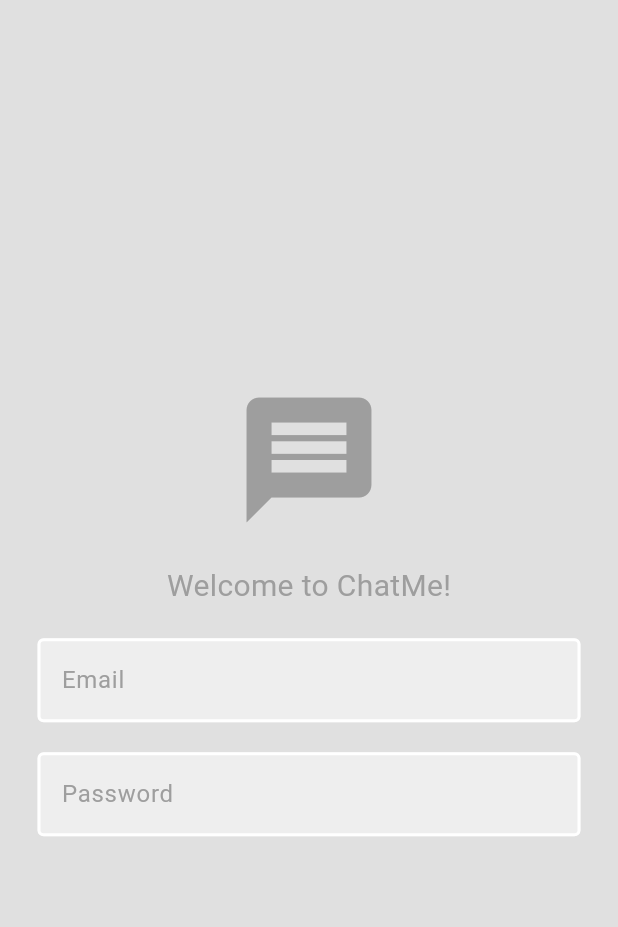
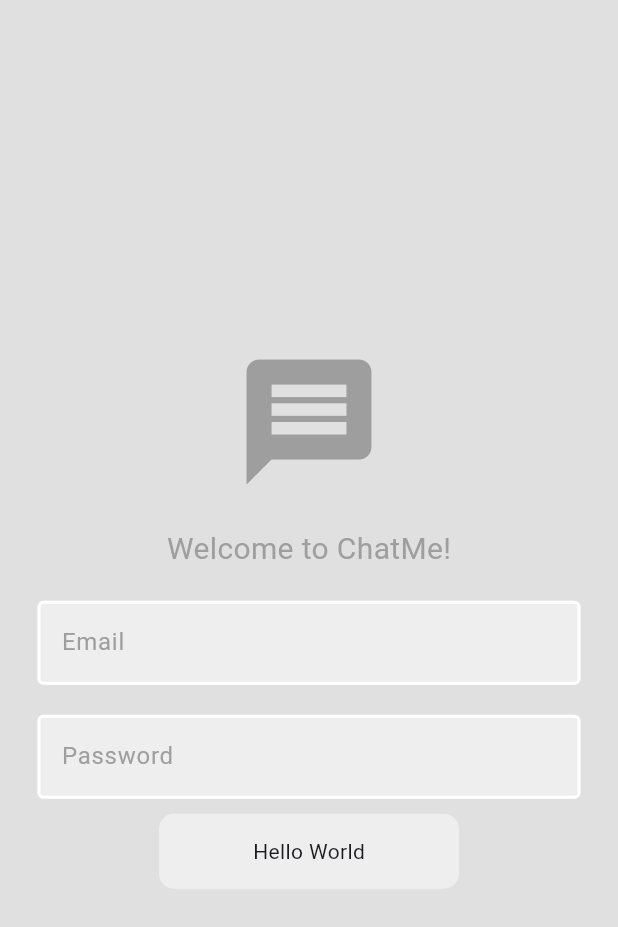
Before and after one commit to AkashChathumal69/chat_app_using_flutter, a Flutter app: the screen it shows after launch, on a phone screen of 412 x 824 dp. Shown: the top 927 px of the screen. Run offline on Flutter 3.47's test engine with Material 3 defaults, Android fonts, the phone set to English and light mode, and no system bars.

Commit message:
add button

```diff
--- /dev/null
+++ b/lib/components/button.dart
@@ -0,0 +1,18 @@
+import 'package:flutter/material.dart';
+
+class MyButton extends StatelessWidget {
+  const MyButton({super.key});
+
+  @override
+  Widget build(BuildContext context) {
+    return Container(
+      width: 200,
+      height: 50,
+      decoration: BoxDecoration(
+        color: Colors.grey.shade200,
+        borderRadius: BorderRadius.circular(10),
+      ),
+      child: Center(child: Text("Hello World")),
+    );
+  }
+}
--- a/lib/components/textfield.dart
+++ b/lib/components/textfield.dart
@@ -3,11 +3,13 @@ import 'package:flutter/material.dart';
 class CustomTextField extends StatelessWidget {
   final String hintText;
   final bool obscureText;
+  final TextEditingController controller;
 
   const CustomTextField({
     super.key,
     required this.hintText,
     required this.obscureText,
+    required this.controller,
   });
 
   @override
@@ -15,7 +17,8 @@ class CustomTextField extends StatelessWidget {
     return Padding(
       padding: const EdgeInsets.symmetric(horizontal: 25.0),
       child: TextField(
-        obscureText: false,
+        obscureText: obscureText,
+        controller: controller,
         decoration: InputDecoration(
           enabledBorder: OutlineInputBorder(
             borderSide: BorderSide(color: Colors.white, width: 2),
--- a/lib/pages/login_page.dart
+++ b/lib/pages/login_page.dart
@@ -1,8 +1,11 @@
+import 'package:chat_me/components/button.dart';
 import 'package:chat_me/components/textfield.dart';
 import 'package:flutter/material.dart';
 
 class LoginPage extends StatelessWidget {
-  const LoginPage({super.key});
+  final TextEditingController emailController = TextEditingController();
+  final TextEditingController pwController = TextEditingController();
+  LoginPage({super.key});
 
   @override
   Widget build(BuildContext context) {
@@ -22,15 +25,23 @@ class LoginPage extends StatelessWidget {
             ),
             SizedBox(height: 20),
             //email textfield
-            CustomTextField(hintText: 'Email', obscureText: false),
+            CustomTextField(
+              hintText: 'Email',
+              obscureText: false,
+              controller: emailController,
+            ),
             SizedBox(height: 10),
 
             SizedBox(height: 10),
             //password textfield
-            CustomTextField(hintText: 'Password', obscureText: false),
+            CustomTextField(
+              hintText: 'Password',
+              obscureText: true,
+              controller: pwController,
+            ),
             SizedBox(height: 10),
             //login button
-
+            MyButton(),
             //register button
           ],
         ),
```
